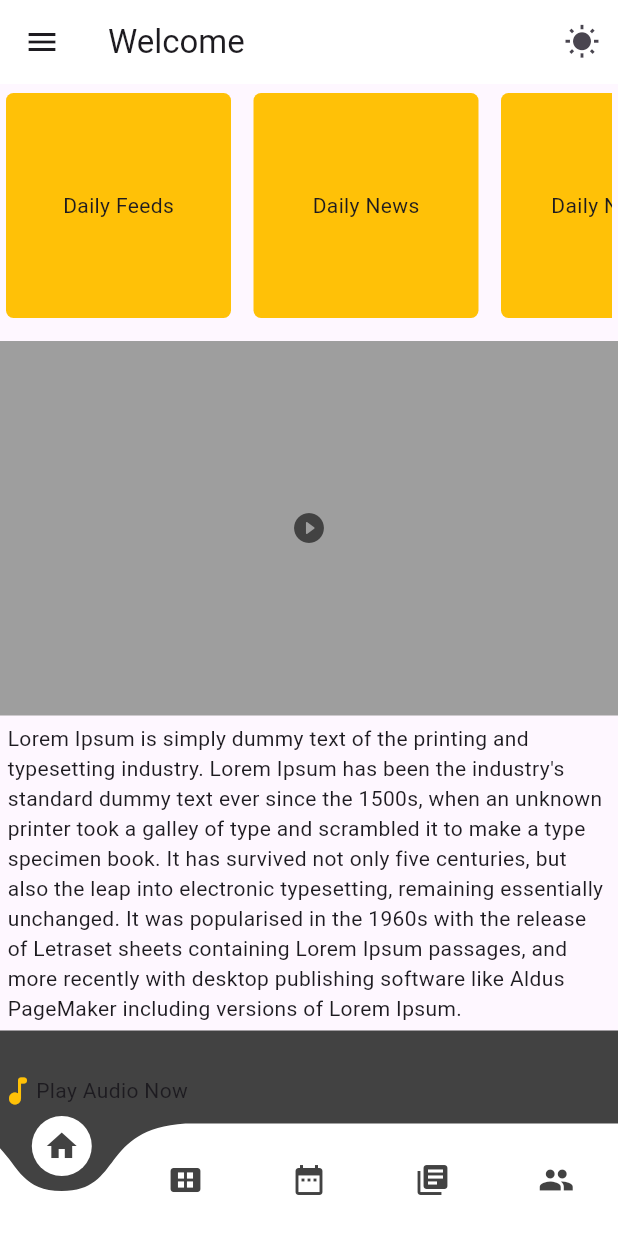
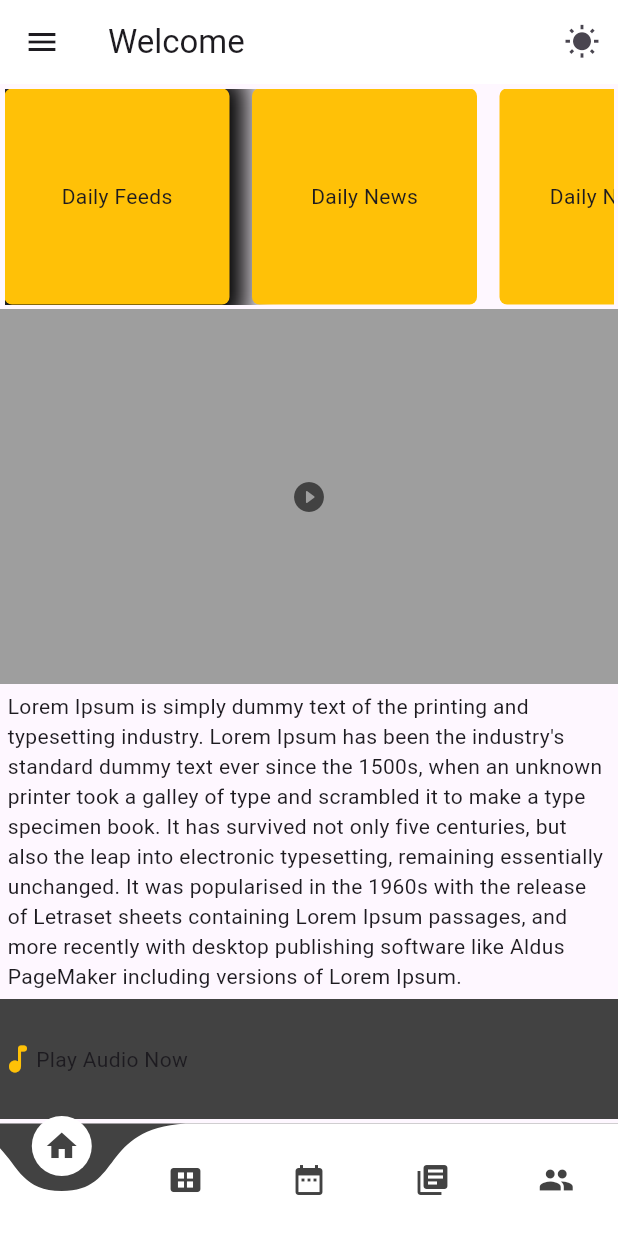
Before and after one commit to yosefsahle/Christ_Like, a Flutter app: the screen it shows after launch, after a tap on "Sign Up", after a tap on "Already have an account?", after a tap on "Skip", on a phone screen of 412 x 824 dp. Run offline on Flutter 3.47's test engine with Material 3 defaults, Android fonts, the light colour scheme and no system bars; drawn by our look-alikes of curved_navigation_bar; our stand-ins replace progress_indicators.

Commit message:
post Page

```diff
--- a/lib/pages/home.dart
+++ b/lib/pages/home.dart
@@ -8,18 +8,33 @@ class HomePage extends StatelessWidget {
     return Column(
       children: [
         //STORIES
-        Padding(
-          padding: EdgeInsets.only(left: 4, right: 4, top: 6, bottom: 15),
-          child: SizedBox(
+
+        //Posts
+        Expanded(
+          child: ListView(
+            children: [
+              Container(
                 height: 150,
+                child: Padding(
+                    padding: const EdgeInsets.all(3),
                     child: ListView(
                       scrollDirection: Axis.horizontal,
                       children: [
                         Container(
                           width: 150,
+                          height: 150,
                           decoration: const BoxDecoration(
                               color: Colors.amber,
-                        borderRadius: BorderRadius.all(Radius.circular(5))),
+                              boxShadow: [
+                                BoxShadow(
+                                  color: Colors.black,
+                                  offset: Offset(0, 2),
+                                  blurRadius: 16,
+                                  spreadRadius: 12,
+                                ),
+                              ],
+                              borderRadius:
+                                  BorderRadius.all(Radius.circular(5))),
                           child: const Center(
                             child: Text('Daily Feeds'),
                           ),
@@ -31,7 +46,8 @@ class HomePage extends StatelessWidget {
                           width: 150,
                           decoration: const BoxDecoration(
                               color: Colors.amber,
-                        borderRadius: BorderRadius.all(Radius.circular(5))),
+                              borderRadius:
+                                  BorderRadius.all(Radius.circular(5))),
                           child: const Center(
                             child: Text('Daily News'),
                           ),
@@ -43,7 +59,8 @@ class HomePage extends StatelessWidget {
                           width: 150,
                           decoration: const BoxDecoration(
                               color: Colors.amber,
-                        borderRadius: BorderRadius.all(Radius.circular(5))),
+                              borderRadius:
+                                  BorderRadius.all(Radius.circular(5))),
                           child: const Center(
                             child: Text('Daily News 2'),
                           ),
@@ -55,7 +72,8 @@ class HomePage extends StatelessWidget {
                           width: 150,
                           decoration: const BoxDecoration(
                               color: Colors.amber,
-                        borderRadius: BorderRadius.all(Radius.circular(5))),
+                              borderRadius:
+                                  BorderRadius.all(Radius.circular(5))),
                           child: const Center(
                             child: Text('Daily Feeds 2'),
                           ),
@@ -66,11 +84,6 @@ class HomePage extends StatelessWidget {
                       ],
                     )),
               ),
-
-        //Posts
-        Expanded(
-          child: ListView(
-            children: [
               Container(
                 decoration: const BoxDecoration(color: Colors.grey),
                 height: 250,
```
Lines whose indentation alone changed are shown as unchanged.
